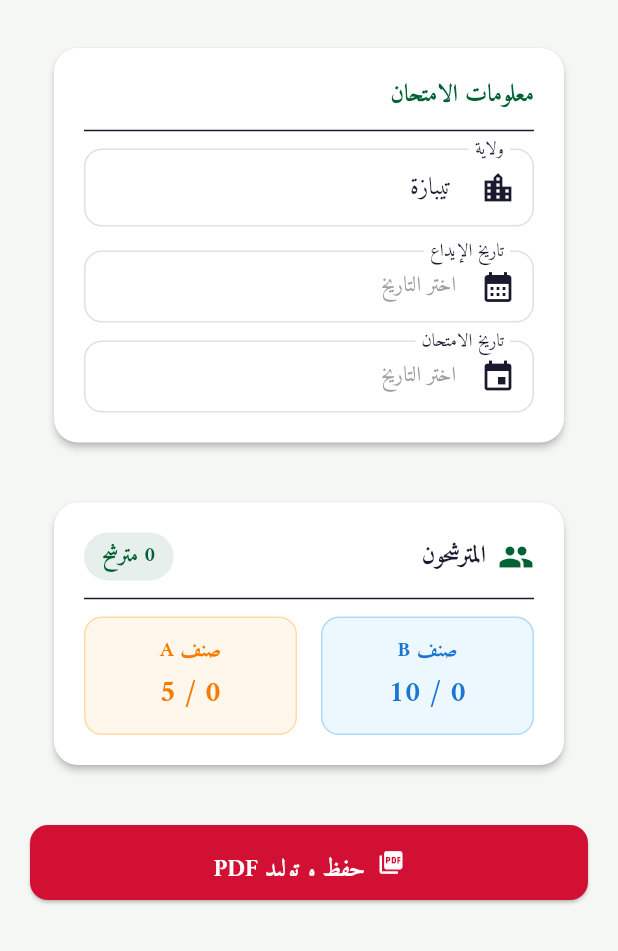
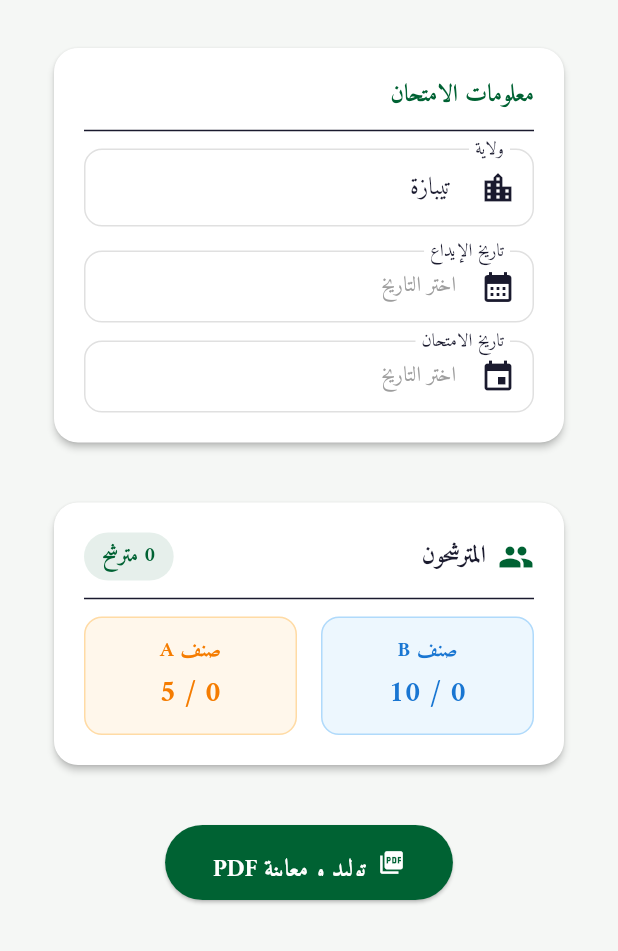
Before and after one commit to innasb/permis, a Flutter app: the screen it shows after launch, after a tap on "التالي", on a phone screen of 412 x 824 dp, the part 285-1236 px from its top. Run offline on Flutter 3.47's test engine with Material 3 defaults, Android fonts, the phone set to English and light mode, and no system bars; our stand-ins replace flutter_bloc, hive_ce, hive_ce_flutter, pdf, printing; accounts and stored records are empty.

Commit message:
feat: implement PDF report generation and preview screens for candidate sessions

```diff
--- a/lib/features/session/presentation/screens/candidates_screen.dart
+++ b/lib/features/session/presentation/screens/candidates_screen.dart
@@ -155,8 +155,10 @@
           );
         },
       ),
-      floatingActionButton: Column(
-        mainAxisSize: MainAxisSize.min,
+      floatingActionButton: Padding(
+        padding: const EdgeInsets.symmetric(horizontal: 16.0),
+        child: Row(
+          mainAxisAlignment: MainAxisAlignment.spaceBetween,
           children: [
             // Add candidate FAB
             FloatingActionButton.extended(
@@ -168,7 +170,6 @@
               icon: const Icon(Icons.person_add),
               label: const Text('إضافة مترشح'),
             ),
-          const SizedBox(height: 12),
             // Next FAB
             FloatingActionButton.extended(
               heroTag: 'next',
@@ -181,6 +182,8 @@
             ),
           ],
         ),
+      ),
+      floatingActionButtonLocation: FloatingActionButtonLocation.centerFloat,
     );
   }
 
--- a/lib/features/session/presentation/screens/header_screen.dart
+++ b/lib/features/session/presentation/screens/header_screen.dart
@@ -1,7 +1,7 @@
 import 'package:flutter/material.dart';
 import 'package:flutter_bloc/flutter_bloc.dart';
 import 'package:permis_app/features/pdf/presentation/cubits/pdf_cubit.dart';
-import 'package:printing/printing.dart';
+import 'package:permis_app/features/pdf/presentation/screens/pdf_preview_screen.dart';
 import 'package:intl/intl.dart';
 import 'package:permis_app/core/constants/app_constants.dart';
 import 'package:permis_app/core/theme/app_theme.dart';
@@ -21,6 +21,7 @@
   final _dateFormat = DateFormat('yyyy/MM/dd');
   late AnimationController _animController;
   late Animation<double> _fadeAnim;
+  bool _isSuccess = false;
 
   @override
   void initState() {
@@ -95,21 +96,30 @@
     if (!mounted) return;
     final pdfState = pdfCubit.state;
     if (pdfState is PdfSuccess) {
-      // Refresh session history
-      await Printing.layoutPdf(
-        onLayout: (_) async => pdfState.bytes,
-      );
+      if (mounted) {
+        setState(() {
+          _isSuccess = true;
+        });
+      }
+
+      await Future.delayed(const Duration(seconds: 1));
 
       if (mounted) {
-        ScaffoldMessenger.of(context).showSnackBar(
-          const SnackBar(
-            content: Text('تم حفظ التقرير بنجاح'),
-            backgroundColor: AppTheme.primaryGreen,
+        await Navigator.push(
+          context,
+          MaterialPageRoute(
+            builder: (context) => PdfPreviewScreen(
+              pdfBytes: pdfState.bytes,
+              title: 'معاينة التقرير',
+            ),
           ),
         );
-        // Reset for new report
-        context.read<ReportCubit>().reset();
-        Navigator.of(context).pop(); // go back to candidates screen or stay
+      }
+
+      if (mounted) {
+        setState(() {
+          _isSuccess = false;
+        });
       }
     } else if (pdfState is PdfError) {
       ScaffoldMessenger.of(context).showSnackBar(
@@ -285,21 +295,46 @@
                     child: BlocBuilder<PdfCubit, PdfState>(
                       builder: (context, pdfState) {
                         final isLoading = pdfState is PdfLoading;
-                        return ElevatedButton.icon(
+                        return AnimatedSwitcher(
+                          duration: const Duration(milliseconds: 300),
+                          child: _isSuccess
+                              ? Container(
+                                  key: const ValueKey('success'),
+                                  decoration: BoxDecoration(
+                                    color: AppTheme.primaryGreen,
+                                    borderRadius: BorderRadius.circular(25),
+                                  ),
+                                  child: const Center(
+                                    child: Icon(Icons.check,
+                                        color: Colors.white, size: 30),
+                                  ),
+                                )
+                              : ElevatedButton.icon(
+                                  key: const ValueKey('button'),
                                   onPressed: isLoading ? null : _generatePdf,
                                   style: ElevatedButton.styleFrom(
-                            backgroundColor: AppTheme.accentRed,
+                                    backgroundColor: AppTheme.primaryGreen,
                                     foregroundColor: Colors.white,
+                                    shape: RoundedRectangleBorder(
+                                      borderRadius: BorderRadius.circular(25),
+                                    ),
                                   ),
                                   icon: isLoading
                                       ? const SizedBox(
-                                  width: 20, height: 20,
+                                          width: 20,
+                                          height: 20,
                                           child: CircularProgressIndicator(
-                                    color: Colors.white, strokeWidth: 2))
+                                              color: Colors.white,
+                                              strokeWidth: 2))
                                       : const Icon(Icons.picture_as_pdf),
                                   label: Text(
-                            isLoading ? 'جاري التوليد...' : 'حفظ و توليد PDF',
-                            style: const TextStyle(fontSize: 16, fontWeight: FontWeight.bold),
+                                    isLoading
+                                        ? 'جاري التوليد...'
+                                        : 'توليد و معاينة PDF',
+                                    style: const TextStyle(
+                                        fontSize: 16,
+                                        fontWeight: FontWeight.bold),
+                                  ),
                                 ),
                         );
                       },
```
Also changed, not shown: lib/features/pdf/data/pdf_generator.dart (+5 -5 lines), lib/features/pdf/presentation/screens/pdf_preview_screen.dart (added, +40 -0 lines). Lines whose indentation alone changed are shown as unchanged.
